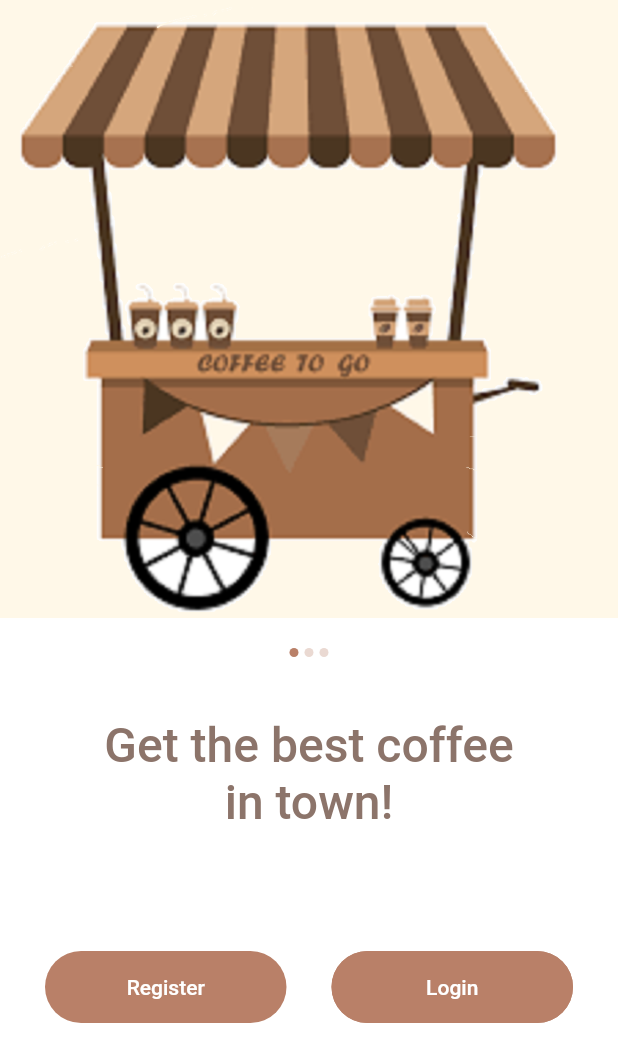
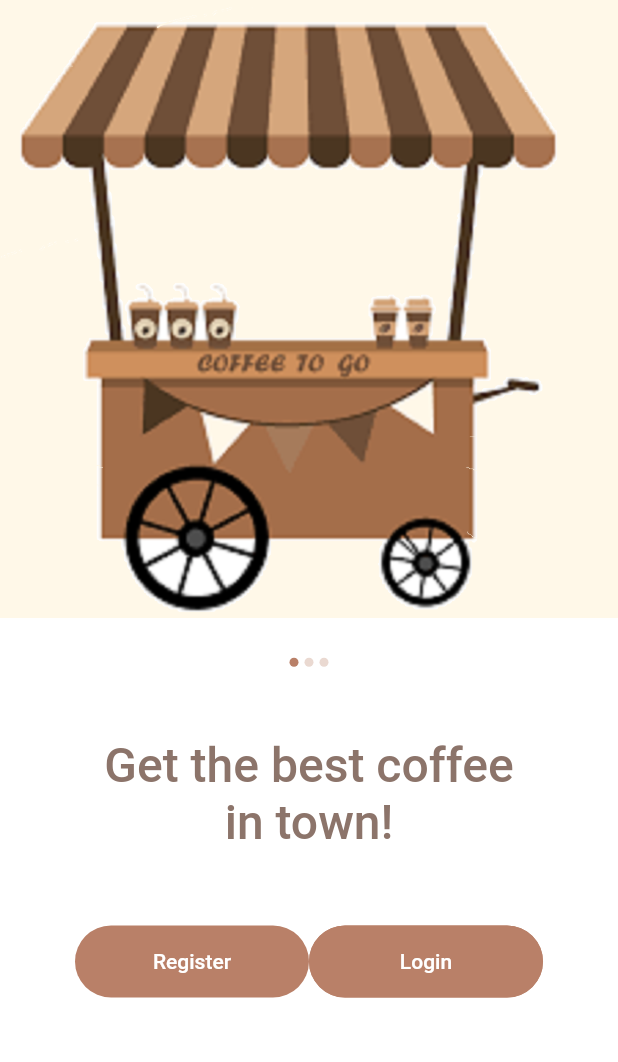
Before and after one commit to farihanoor/flutter_splash_screen, a Flutter app: the screen it shows after launch, on a phone screen of 412 x 824 dp. Shown: the top 1062 px of the screen. Run offline on Flutter 3.47's test engine with Material 2 defaults, Android fonts, the phone set to English and light mode, and no system bars; our stand-ins replace flutter_svg.

Commit message:
home screen layout fixed

```diff
--- a/flutter_splash_screen/lib/home/SliderDot.dart
+++ b/flutter_splash_screen/lib/home/SliderDot.dart
@@ -12,11 +12,16 @@ class SliderDot extends StatelessWidget {
   @override
   Widget build(BuildContext context) {
     return Container(
-      padding: const EdgeInsets.symmetric(vertical: 20),
+      decoration: BoxDecoration(
+              color: Colors.white,
+
+            ),
+      padding: const EdgeInsets.symmetric(vertical: 26.5),
       child: Row(
         mainAxisAlignment: MainAxisAlignment.center,
         children: <Widget>[
           Container(
+
             margin: const EdgeInsets.symmetric(horizontal: 2),
             width: 6,
             height: 6,
--- a/flutter_splash_screen/lib/home/home.dart
+++ b/flutter_splash_screen/lib/home/home.dart
@@ -1,6 +1,6 @@
 import 'package:flutter/material.dart';
+
 import 'package:flutter_splash_screen/constant.dart';
-
 import 'SliderDot.dart';
 
 class HomeScreen extends StatelessWidget {
@@ -8,13 +8,29 @@ class HomeScreen extends StatelessWidget {
   Widget build(BuildContext context) {
     return Scaffold(
       body: Column(
-          children: <Widget>[
+        children: <Widget>[
           Image.asset('assets/images/coffeeStand.png'),
+          Container(
+            decoration: BoxDecoration(
+            color: Colors.white,
+
+          ),
+
+                    //margin: EdgeInsets.all(5),
+
+          ),
+
           SliderDot(),
-          SizedBox(
-            height: 20,
+
+          Container(
+            decoration: BoxDecoration(
+            color: Colors.white,
+
           ),
-          Text(
+          padding: const EdgeInsets.symmetric(horizontal: 65, vertical: 20),
+            width: double.infinity,
+           // margin: EdgeInsets.all(5),
+          child: Text(
             'Get the best coffee\nin town!',
             textAlign: TextAlign.center,
             style: TextStyle(
@@ -23,7 +39,8 @@ class HomeScreen extends StatelessWidget {
               fontWeight: FontWeight.w500,
             ),
           ),
-          SizedBox(height: 60,),
+          ),
+
           LoginAndRegister(),
         ],
       ),
@@ -42,13 +59,13 @@ class LoginAndRegister extends StatelessWidget {
       decoration: BoxDecoration(
         color: Colors.white,
       ),
-      padding: const EdgeInsets.symmetric(horizontal: 30, vertical: 20),
+      padding: const EdgeInsets.symmetric(horizontal: 50, vertical: 30),
       child: Row(
         children: <Widget>[
           Expanded(
             child: FlatButton(
               shape: RoundedRectangleBorder(
-               borderRadius: BorderRadius.circular(36),
+                borderRadius: BorderRadius.circular(36),
               ),
               color: mPrimaryColor,
               onPressed: () {},
@@ -65,12 +82,12 @@ class LoginAndRegister extends StatelessWidget {
               ),
             ),
           ),
-          SizedBox(width: 30, ),
+
           Expanded(
             child: FlatButton(
               shape: RoundedRectangleBorder(
-               borderRadius: BorderRadius.circular(36),
-               side: BorderSide(color: mPrimaryColor),
+                borderRadius: BorderRadius.circular(36),
+                side: BorderSide(color: mPrimaryColor),
               ),
               color: mPrimaryColor,
               onPressed: () {},
```
